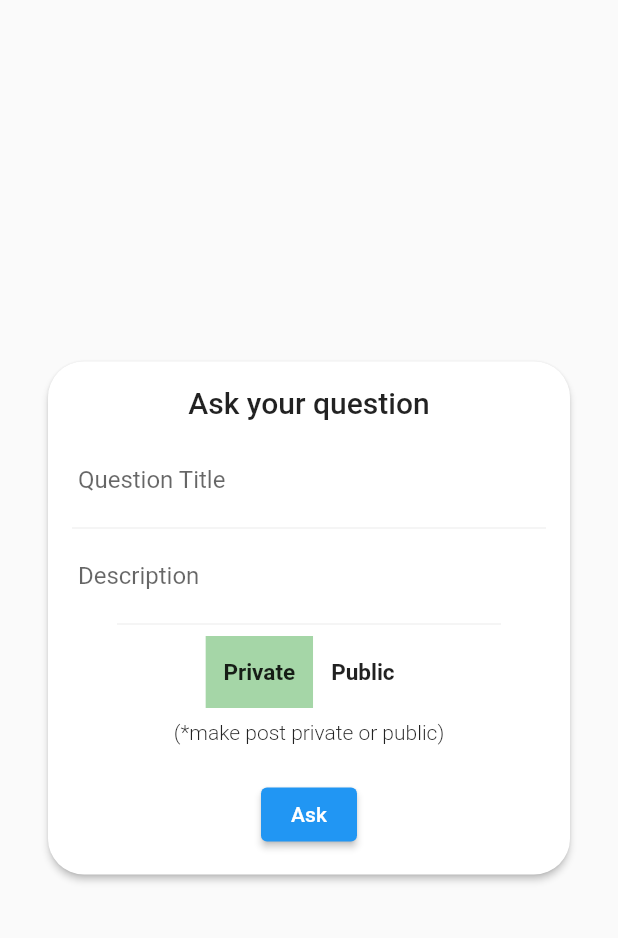
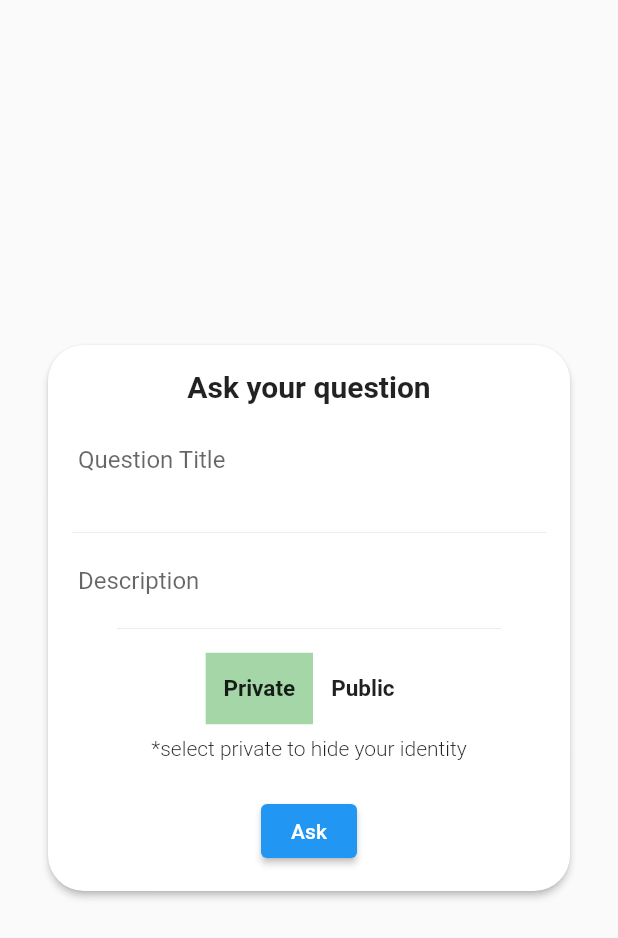
Before and after one commit to mohitsoni-dev/fitness-app-flutter, a Flutter app: the AskQuestion widget shown alone on an empty page, opened directly, after a tap on "Private", on a phone screen of 412 x 824 dp. Shown: the top 938 px of the screen. Run offline on Flutter 3.47's test engine with Material 2 defaults, Android fonts, the phone set to English and light mode, and no system bars; our stand-ins replace circular_countdown_timer, flutter_animation_progress_bar, flutter_tts, fluttertoast, google_nav_bar, line_icons and 2 more; missing offline and left inert: appbar_animated; accounts and stored records are empty; network calls fail.

Commit message:
basic changes in question popup

```diff
--- a/lib/ui/widget/ask_question_pop_up.dart
+++ b/lib/ui/widget/ask_question_pop_up.dart
@@ -11,7 +11,9 @@ class AskQuestion extends StatefulWidget {
 }
 
 class _AskQuestionState extends State<AskQuestion> {
-  List<bool> isSelected = [true, false];
+  bool isPrivate = true;
+  String title = '';
+  String desc = '';
 
   @override
   Widget build(BuildContext context) {
@@ -31,39 +33,36 @@ class _AskQuestionState extends State<AskQuestion> {
                 child: Column(
                   mainAxisSize: MainAxisSize.min,
                   children: [
-                    // const TextField(
-                    //   decoration: InputDecoration(
-                    //     hintText: 'New todo',
-                    //     border: InputBorder.none,
-                    //   ),
-                    //   cursorColor: Colors.white,
-                    // ),
                     Text(
                       "Ask your question",
                       style:
-                          TextStyle(fontWeight: FontWeight.w500, fontSize: 20),
+                          TextStyle(fontWeight: FontWeight.bold, fontSize: 20),
                     ),
-                    const Divider(
-                      color: Colors.white,
-                      thickness: 0.2,
-                    ),
-                    const TextField(
+                    const Divider(color: Colors.white, thickness: 0.2),
+                    TextField(
+                      onChanged: (String text) {
+                        setState(() {
+                          title = text;
+                        });
+                      },
                       showCursor: true,
-
                       cursorColor: Colors.black26,
                       decoration: InputDecoration(
                         hintText: ' Question Title',
                         border: InputBorder.none,
                       ),
-
-                      //maxLines: 1,
+                      maxLines: 2,
                     ),
                     const Divider(
                       color: Colors.black26,
                       thickness: 0.2,
                     ),
-
-                    const TextField(
+                    TextField(
+                      onChanged: (String text) {
+                        setState(() {
+                          desc = text;
+                        });
+                      },
                       decoration: InputDecoration(
                         hintText: ' Description',
                         border: InputBorder.none,
@@ -79,11 +78,11 @@ class _AskQuestionState extends State<AskQuestion> {
                       endIndent: 30,
                       indent: 30,
                     ),
-
+                    SizedBox(height: 8.0),
                     Container(
                       color: Colors.white,
                       child: ToggleButtons(
-                        isSelected: isSelected,
+                        isSelected: [isPrivate, !isPrivate],
                         selectedColor: Colors.black87,
                         splashColor: Colors.green[200],
                         //selectedBorderColor: Colors.green,
@@ -107,17 +106,12 @@ class _AskQuestionState extends State<AskQuestion> {
                             ),
                           )
                         ],
-                        onPressed: (int SelectedIndex) {
+                        onPressed: (int selectedIndex) {
                           setState(() {
-                            for (int index = 0;
-                                index < isSelected.length;
-                                index++) {
-                              if (SelectedIndex == index) {
-                                isSelected[index] = true;
-                              } else {
-                                isSelected[index] = false;
-                              }
-                            }
+                            if (selectedIndex == 0)
+                              isPrivate = true;
+                            else
+                              isPrivate = false;
                           });
                         },
                       ),
@@ -125,21 +119,29 @@ class _AskQuestionState extends State<AskQuestion> {
                     Padding(
                       padding: const EdgeInsets.all(8.0),
                       child: Text(
-                        "(*make post private or public)",
+                        "*select private to hide your identity",
                         style: TextStyle(fontWeight: FontWeight.w300),
                       ),
                     ),
                     SizedBox(
                       height: 15,
                     ),
-
                     ElevatedButton(
                       onPressed: () {
+                        if (title.isEmpty || desc.isEmpty) {
+                          Fluttertoast.showToast(
+                            msg:
+                                "Please enter title and description for your query.",
+                            gravity: ToastGravity.BOTTOM,
+                            toastLength: Toast.LENGTH_LONG,
+                          );
+                          return;
+                        }
                         Fluttertoast.showToast(
                           msg:
                               "When an expert answers your question it will appear here",
                           gravity: ToastGravity.BOTTOM,
-                          toastLength: Toast.LENGTH_SHORT,
+                          toastLength: Toast.LENGTH_LONG,
                         );
                         Navigator.pop(context);
                       },
--- a/lib/ui/widget/readytogo_widget.dart
+++ b/lib/ui/widget/readytogo_widget.dart
@@ -30,7 +30,7 @@ class _ReadyToGoWidgetState extends State<ReadyToGoWidget> {
   void initState() {
     // TODO: implement initState
     super.initState();
-    _speak('READY TO GO! JUMPING JACKS! Sushant madarchod');
+    _speak('READY TO GO! JUMPING JACKS!');
   }
 
   @override
```
Also changed, not shown: lib/ui/views/Question_detail.dart (+6 -22 lines).
